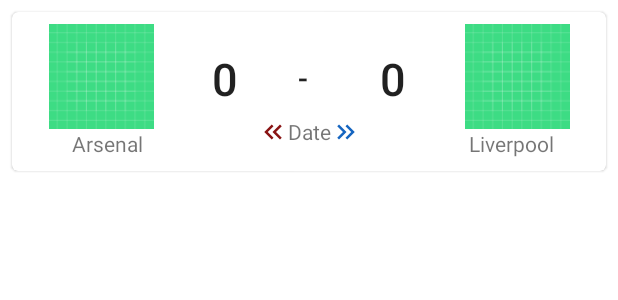
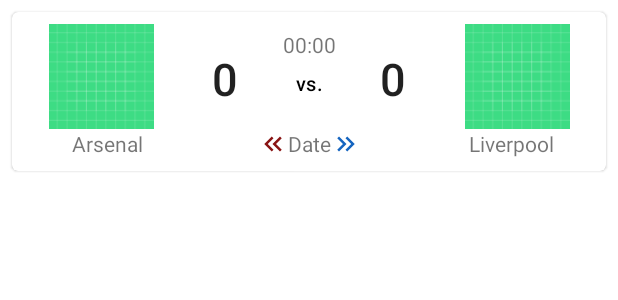
Before and after one commit to gugut-net/ScoreBatSoccer, an Android app: the layout item_league_match.xml on its own in the app's theme, with its tools: preview values and no code run, on a phone screen of 412 x 824 dp. Shown: the top 300 px of the screen. Run offline under Robolectric (Android 15) with nearby library versions, the light colour scheme and no system bars.

Commit message:
league fragment/ui updated

```diff
--- a/app/src/main/java/com/example/scorebatapp/ui/login/LoginActivity.kt
+++ b/app/src/main/java/com/example/scorebatapp/ui/login/LoginActivity.kt
@@ -7,8 +7,13 @@
 
 @AndroidEntryPoint
 class LoginActivity : AppCompatActivity() {
+
+
     override fun onCreate(savedInstanceState: Bundle?) {
         super.onCreate(savedInstanceState)
+
+        supportActionBar?.hide()
+
         setContentView(R.layout.activity_login)
         supportFragmentManager.beginTransaction()
             .replace(R.id.loginContainer, LoginFragment())
--- a/app/src/main/java/com/example/scorebatapp/ui/login/LoginFragment.kt
+++ b/app/src/main/java/com/example/scorebatapp/ui/login/LoginFragment.kt
@@ -27,10 +27,12 @@
     private lateinit var firebaseAuth: FirebaseAuth
     private lateinit var transaction: FragmentTransaction
 
+
     override fun onCreateView(
         inflater: LayoutInflater, container: ViewGroup?,
         savedInstanceState: Bundle?
     ): View? {
+
         // Inflate the layout for this fragment
         binding = FragmentLoginBinding.inflate(inflater,container,false)
         firebaseAuth = FirebaseAuth.getInstance()
@@ -73,6 +75,7 @@
             transaction.addToBackStack(null)
             transaction.commit()
         }
+
         return binding.root
     }
 
--- /dev/null
+++ b/app/src/main/res/anim/anim.xml
@@ -0,0 +1,6 @@
+<?xml version="1.0" encoding="utf-8"?>
+<alpha xmlns:android="http://schemas.android.com/apk/res/android"
+    android:fromAlpha="0.0"
+    android:toAlpha="1.0"
+    android:duration="1000"
+    />
--- a/app/src/main/res/layout/item_league_match.xml
+++ b/app/src/main/res/layout/item_league_match.xml
@@ -51,19 +51,20 @@
         <TextView
             android:id="@+id/tv_vs"
             style="@style/TextAppearance.Material3.TitleMedium"
-            android:layout_width="31dp"
-            android:layout_height="38dp"
+            android:layout_width="wrap_content"
+            android:layout_height="wrap_content"
             android:layout_marginStart="32dp"
             android:layout_marginTop="16dp"
-            android:layout_marginEnd="40dp"
+            android:layout_marginEnd="32dp"
             android:layout_marginBottom="7dp"
             android:gravity="center"
-            android:textSize="20dp"
+            android:text=" vs. "
+            android:textColor="@color/black"
+            android:textSize="13dp"
             app:layout_constraintBottom_toTopOf="@+id/tv_date"
             app:layout_constraintEnd_toStartOf="@+id/tv_score_away"
             app:layout_constraintStart_toEndOf="@+id/tv_score_home"
-            app:layout_constraintTop_toTopOf="parent"
-            tools:text=" - " />
+            app:layout_constraintTop_toTopOf="parent" />
 
         <TextView
             android:id="@+id/tv_score_away"
@@ -103,7 +104,6 @@
             android:id="@+id/tv_date"
             android:layout_width="wrap_content"
             android:layout_height="wrap_content"
-            android:layout_marginBottom="8dp"
             android:textAlignment="center"
             app:drawableLeftCompat="@drawable/ic_baseline_keyboard_double_arrow_left_24"
             app:drawableRightCompat="@drawable/ic_baseline_keyboard_double_arrow_right_24"
@@ -112,5 +112,18 @@
             app:layout_constraintRight_toLeftOf="@id/iv_away_team_logo"
             tools:text="Date" />
 
+        <TextView
+            android:id="@+id/tv_time"
+            android:layout_width="wrap_content"
+            android:layout_height="wrap_content"
+            android:layout_marginStart="19dp"
+            android:layout_marginEnd="19dp"
+            android:layout_marginBottom="3dp"
+            tools:text="00:00"
+            app:layout_constraintBottom_toTopOf="@+id/tv_vs"
+            app:layout_constraintEnd_toStartOf="@+id/tv_score_away"
+            app:layout_constraintStart_toEndOf="@+id/tv_score_home"
+            app:layout_constraintTop_toTopOf="parent" />
+
     </androidx.constraintlayout.widget.ConstraintLayout>
 </com.google.android.material.card.MaterialCardView>
```
Also changed, not shown: app/src/main/java/com/example/scorebatapp/SplashActivity.kt (+25 -5 lines), app/src/main/java/com/example/scorebatapp/ui/league/LeagueGameAdapter.kt (+41 -2 lines), app/src/main/res/drawable/legend_never_die.xml (added, +66 -0 lines), app/src/main/res/layout/activity_splash.xml (+8 -1 lines).
